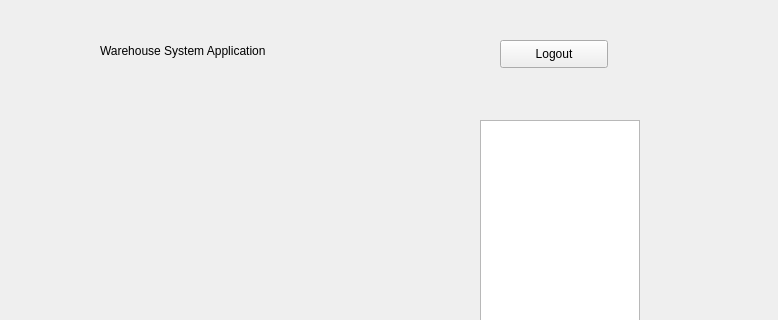
Before: the Qt Designer form qt_designer/main.ui in QUAFFquaff/Warehouse-Navigation-Application, drawn with Qt 5; both pictures show x 150 to 928 and y 0 to 320 of the 928 by 614 pixel window.
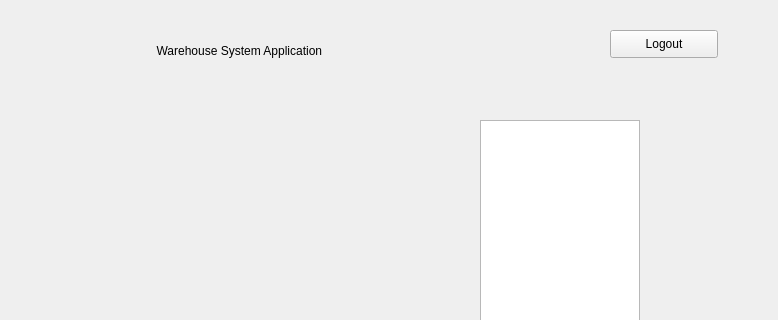
After: the same form once the commit is applied.

Patch:
```diff
--- a/qt_designer/main.ui
+++ b/qt_designer/main.ui
@@ -111,8 +111,8 @@
    <widget class="QPushButton" name="pushButton_logout">
     <property name="geometry">
      <rect>
-      <x>650</x>
-      <y>40</y>
+      <x>760</x>
+      <y>30</y>
       <width>108</width>
       <height>28</height>
      </rect>
@@ -131,7 +131,7 @@
      </rect>
     </property>
     <property name="text">
-     <string>Warehouse System Application</string>
+     <string>                 Warehouse System Application</string>
     </property>
    </widget>
   </widget>
```
